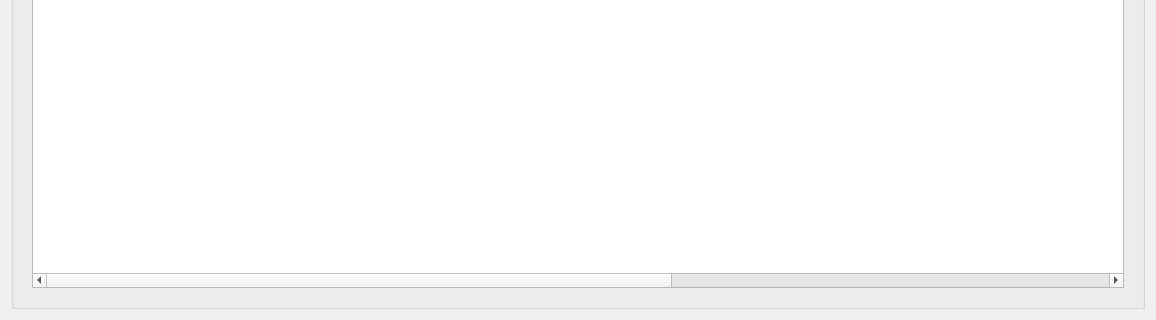
Above: TripleReg/dialogmeasurementprocess.ui from ziemastz/SL before the change; both pictures show x 0 to 1156 and y 348 to 668 of the 1156 by 668 pixel window. Below: the same form after it.
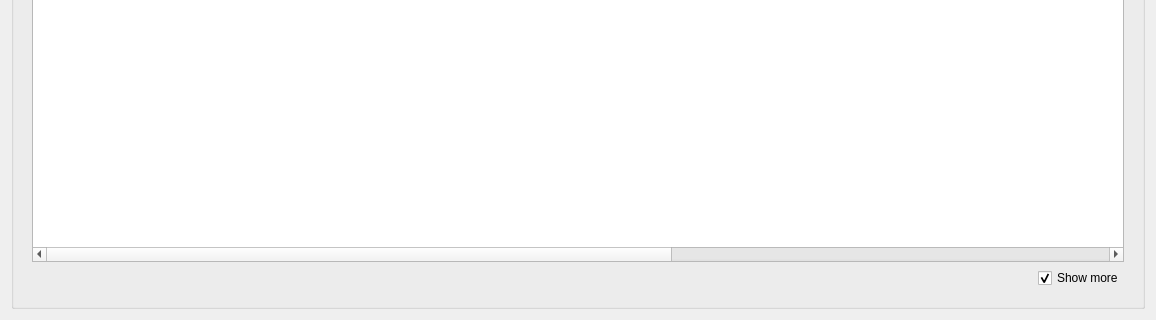
That is the form after the change. The open tabs and pages were chosen to show the change. Icons and pictures are not drawn.

Patch:
```diff
--- a/TripleReg/dialogmeasurementprocess.ui
+++ b/TripleReg/dialogmeasurementprocess.ui
@@ -671,8 +671,8 @@
         </widget>
         <widget class="QWidget" name="page_2">
          <layout class="QGridLayout" name="gridLayout_6">
-          <item row="0" column="0">
-           <widget class="QTableWidget" name="tableWidget_2">
+          <item row="0" column="0" colspan="2">
+           <widget class="QTableWidget" name="full_tableWidget">
             <column>
              <property name="text">
               <string>Start</string>
@@ -760,6 +760,35 @@
             </column>
            </widget>
           </item>
+          <item row="1" column="0">
+           <spacer name="horizontalSpacer_2">
+            <property name="orientation">
+             <enum>Qt::Horizontal</enum>
+            </property>
+            <property name="sizeHint" stdset="0">
+             <size>
+              <width>1015</width>
+              <height>20</height>
+             </size>
+            </property>
+           </spacer>
+          </item>
+          <item row="1" column="1">
+           <widget class="QCheckBox" name="showMore2_checkBox">
+            <property name="text">
+             <string>Show more</string>
+            </property>
+            <property name="checked">
+             <bool>true</bool>
+            </property>
+            <property name="autoExclusive">
+             <bool>true</bool>
+            </property>
+            <property name="tristate">
+             <bool>false</bool>
+            </property>
+           </widget>
+          </item>
          </layout>
         </widget>
        </widget>
```
Left out of the diff: 35 changed lines with no effect on the pictures.
